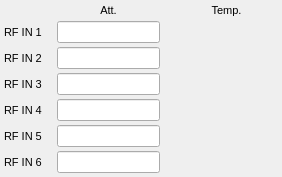
This is down_converter.ui in cristinasewell/ATCA_PyDM_Screens as Qt 5 draws it before an edit. The edited form follows.
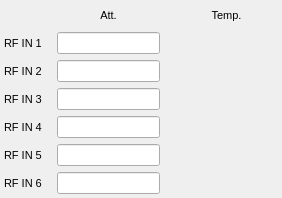
This is the edited form. Custom widgets are drawn as their Qt base class.

What changed in the file:
```diff
--- a/down_converter.ui
+++ b/down_converter.ui
@@ -7,7 +7,7 @@
     <x>0</x>
     <y>0</y>
     <width>282</width>
-    <height>172</height>
+    <height>198</height>
    </rect>
   </property>
   <property name="font">
@@ -34,9 +34,6 @@
    <property name="horizontalSpacing">
     <number>15</number>
    </property>
-   <property name="verticalSpacing">
-    <number>4</number>
-   </property>
    <item row="8" column="1">
     <widget class="PyDMLineEdit" name="PyDMLineEdit_3">
      <property name="font">
```
